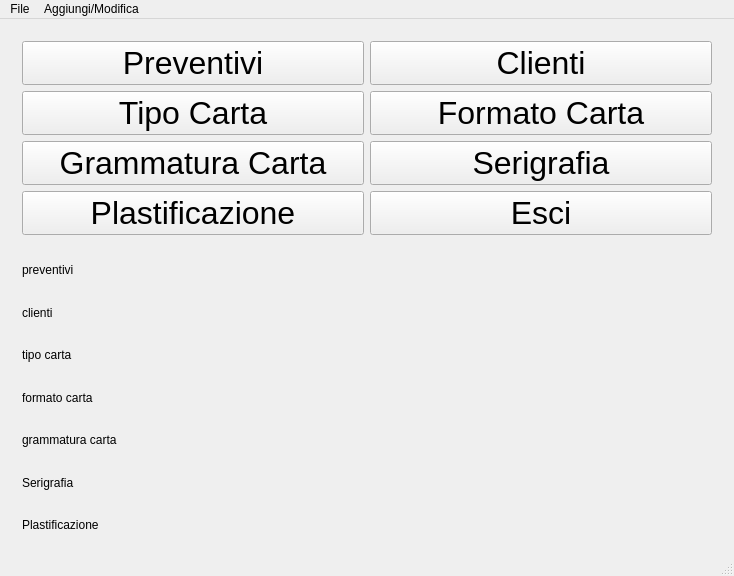
Before: the Qt Designer form mainwindow.ui in Fale/cmprint, drawn with Qt 5.
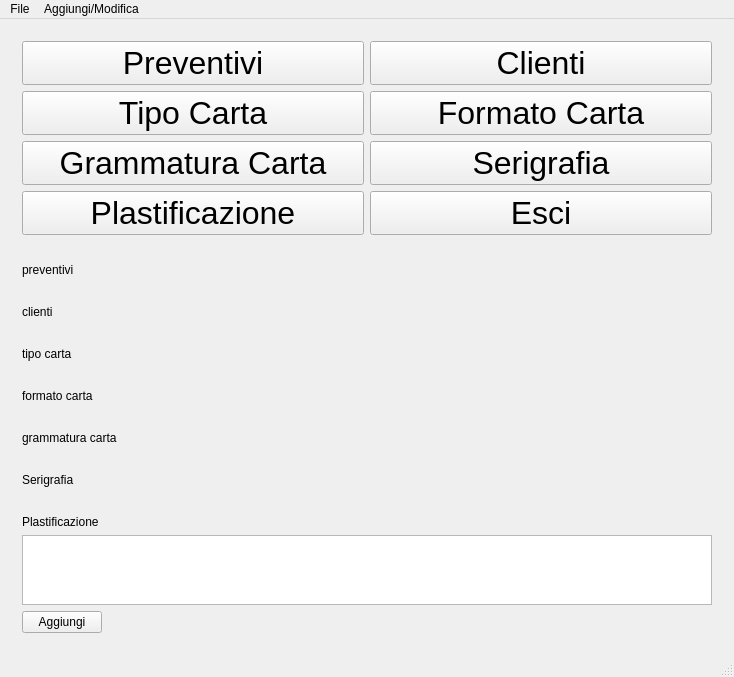
After: the same form once the commit is applied.

Patch:
```diff
--- a/mainwindow.ui
+++ b/mainwindow.ui
@@ -211,6 +211,65 @@
       </layout>
      </widget>
     </item>
+    <item row="8" column="0">
+     <widget class="QWidget" name="widget_plastificazione" native="true">
+      <layout class="QGridLayout" name="gridLayout_9">
+       <item row="0" column="0">
+        <widget class="QLabel" name="label_7">
+         <property name="text">
+          <string>Plastificazione</string>
+         </property>
+        </widget>
+       </item>
+       <item row="1" column="0" colspan="4">
+        <widget class="QTableView" name="tableView_preventivi">
+         <attribute name="horizontalHeaderDefaultSectionSize">
+          <number>140</number>
+         </attribute>
+         <attribute name="horizontalHeaderMinimumSectionSize">
+          <number>140</number>
+         </attribute>
+         <attribute name="horizontalHeaderStretchLastSection">
+          <bool>true</bool>
+         </attribute>
+        </widget>
+       </item>
+       <item row="2" column="0">
+        <widget class="QPushButton" name="bottone_plastificazione_aggiungi">
+         <property name="text">
+          <string>Aggiungi</string>
+         </property>
+        </widget>
+       </item>
+       <item row="2" column="2">
+        <spacer name="horizontalSpacer_2">
+         <property name="orientation">
+          <enum>Qt::Horizontal</enum>
+         </property>
+         <property name="sizeHint" stdset="0">
+          <size>
+           <width>40</width>
+           <height>20</height>
+          </size>
+         </property>
+        </spacer>
+       </item>
+       <item row="2" column="1">
+        <spacer name="horizontalSpacer_3">
+         <property name="orientation">
+          <enum>Qt::Horizontal</enum>
+         </property>
+         <property name="sizeHint" stdset="0">
+          <size>
+           <width>40</width>
+           <height>20</height>
+          </size>
+         </property>
+        </spacer>
+       </item>
+      </layout>
+     </widget>
+    </item>
    </layout>
   </widget>
   <widget class="QStatusBar" name="statusBar"/>
```
Left out of the diff: 15 changed lines with no effect on the pictures.
